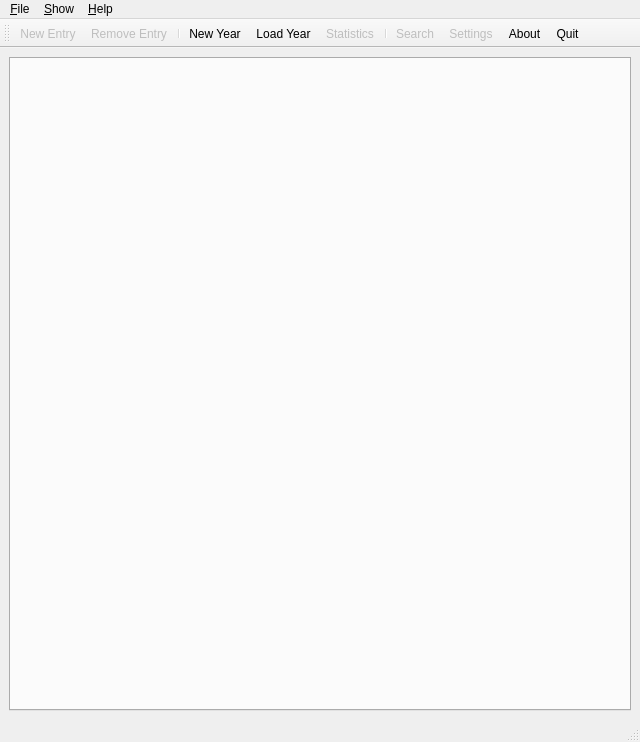
Before: the Qt Designer form src/gui/ui/financeagerwindow.ui in pylipp/financeager, drawn with Qt 5.
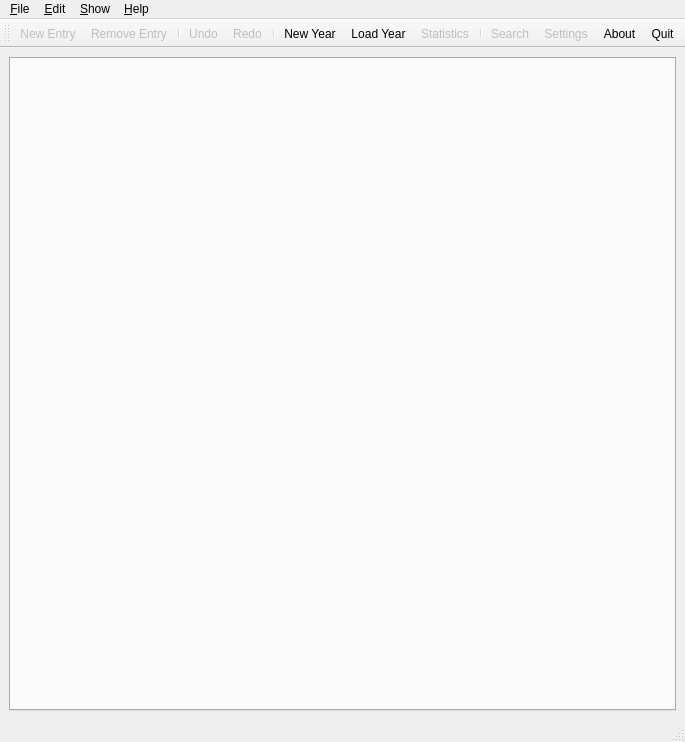
After: the same form once the commit is applied. Icons and pictures are not drawn.

Commit message: Added icons for undo/redo to layout.

Patch:
```diff
--- a/src/gui/ui/financeagerwindow.ui
+++ b/src/gui/ui/financeagerwindow.ui
@@ -56,7 +56,15 @@
     </property>
     <addaction name="action_About"/>
    </widget>
+   <widget class="QMenu" name="menuEdit">
+    <property name="title">
+     <string>&amp;Edit</string>
+    </property>
+    <addaction name="action_Undo"/>
+    <addaction name="action_Redo"/>
+   </widget>
    <addaction name="menuFile"/>
+   <addaction name="menuEdit"/>
    <addaction name="menuShow"/>
    <addaction name="menuHelp"/>
   </widget>
@@ -80,6 +88,9 @@
    <addaction name="action_New_Entry"/>
    <addaction name="action_Remove_Entry"/>
    <addaction name="separator"/>
+   <addaction name="action_Undo"/>
+   <addaction name="action_Redo"/>
+   <addaction name="separator"/>
    <addaction name="action_New_Year"/>
    <addaction name="action_Load_Year"/>
    <addaction name="action_Statistics"/>
@@ -257,6 +268,36 @@
     <string>Ctrl+F</string>
    </property>
   </action>
+  <action name="action_Undo">
+   <property name="enabled">
+    <bool>false</bool>
+   </property>
+   <property name="icon">
+    <iconset>
+     <normaloff>../../resources/img/undo.png</normaloff>../../resources/img/undo.png</iconset>
+   </property>
+   <property name="text">
+    <string>Undo</string>
+   </property>
+   <property name="shortcut">
+    <string>Ctrl+Z</string>
+   </property>
+  </action>
+  <action name="action_Redo">
+   <property name="enabled">
+    <bool>false</bool>
+   </property>
+   <property name="icon">
+    <iconset>
+     <normaloff>../../resources/img/redo.png</normaloff>../../resources/img/redo.png</iconset>
+   </property>
+   <property name="text">
+    <string>Redo</string>
+   </property>
+   <property name="shortcut">
+    <string>Ctrl+R</string>
+   </property>
+  </action>
  </widget>
  <resources/>
  <connections/>
```
The commit also changes 3 other files.
